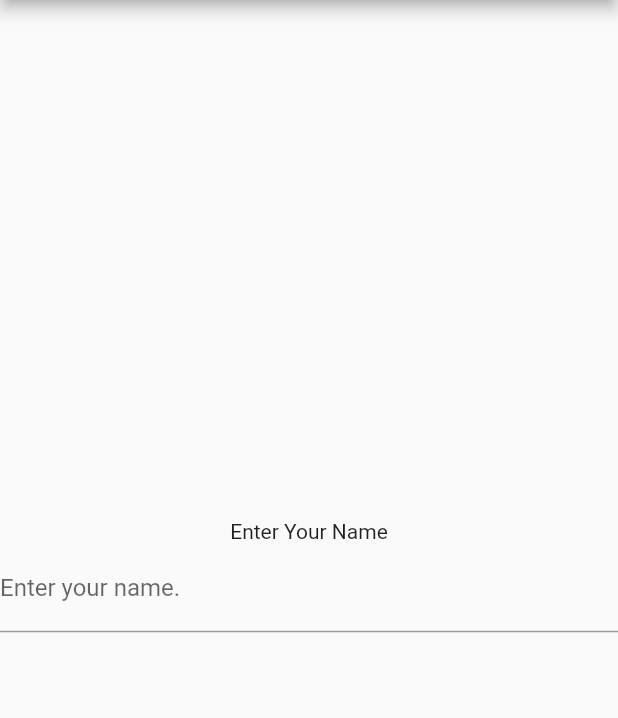
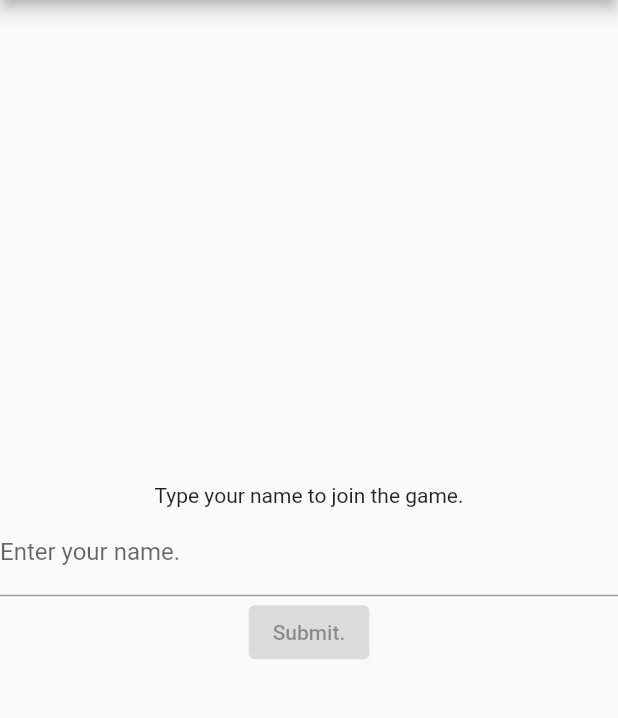
Before and after one commit to lebrancconvas/Soomlek, a Flutter app: the screen it shows after launch, on a phone screen of 412 x 824 dp, the part 84-802 px from its top. Run offline on Flutter 3.47's test engine with Material 2 defaults, Android fonts, the phone set to English and light mode, and no system bars.

Commit message:
🔨 Add Submit Button.

```diff
--- a/lib/main.dart
+++ b/lib/main.dart
@@ -96,7 +96,7 @@ class _MyHomePageState extends State<MyHomePage> {
           mainAxisAlignment: MainAxisAlignment.center,
           children: const <Widget>[
             Text(
-              'Enter Your Name',
+              'Type your name to join the game.',
             ),
             TextField(
               decoration: InputDecoration(
@@ -104,6 +104,10 @@ class _MyHomePageState extends State<MyHomePage> {
                 labelText: "Enter your name."
               )
             ),
+            ElevatedButton(
+              onPressed: null,
+              child: Text("Submit.")
+            )
           ],
         ),
       ),
```
